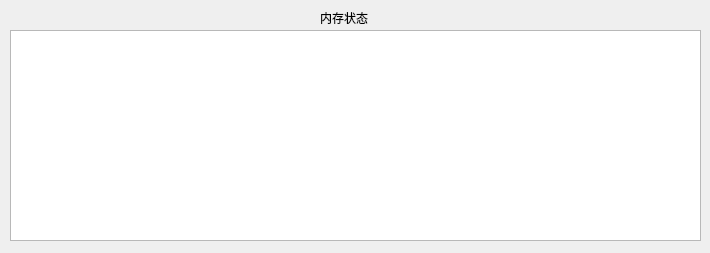
Old version of the form memory/memory.ui in the repository Clarencexiehang/Analog_Operating_System.
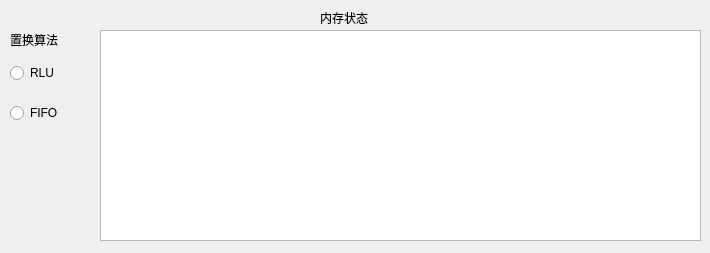
New version of the form.

Diff of the .ui file:
```diff
--- a/memory/memory.ui
+++ b/memory/memory.ui
@@ -35,13 +35,52 @@
   <widget class="QTableWidget" name="memeryTable">
    <property name="geometry">
     <rect>
-     <x>10</x>
+     <x>100</x>
      <y>30</y>
-     <width>691</width>
+     <width>601</width>
      <height>211</height>
     </rect>
    </property>
   </widget>
+  <widget class="QRadioButton" name="check1">
+   <property name="geometry">
+    <rect>
+     <x>10</x>
+     <y>60</y>
+     <width>120</width>
+     <height>26</height>
+    </rect>
+   </property>
+   <property name="text">
+    <string>RLU</string>
+   </property>
+  </widget>
+  <widget class="QRadioButton" name="check2">
+   <property name="geometry">
+    <rect>
+     <x>10</x>
+     <y>100</y>
+     <width>120</width>
+     <height>26</height>
+    </rect>
+   </property>
+   <property name="text">
+    <string>FIFO</string>
+   </property>
+  </widget>
+  <widget class="QLabel" name="label">
+   <property name="geometry">
+    <rect>
+     <x>10</x>
+     <y>30</y>
+     <width>69</width>
+     <height>20</height>
+    </rect>
+   </property>
+   <property name="text">
+    <string>置换算法</string>
+   </property>
+  </widget>
  </widget>
  <resources/>
  <connections/>
```
